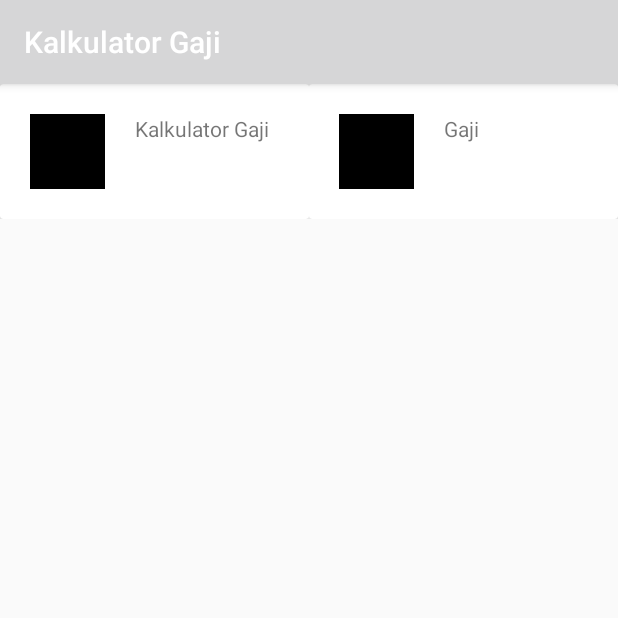
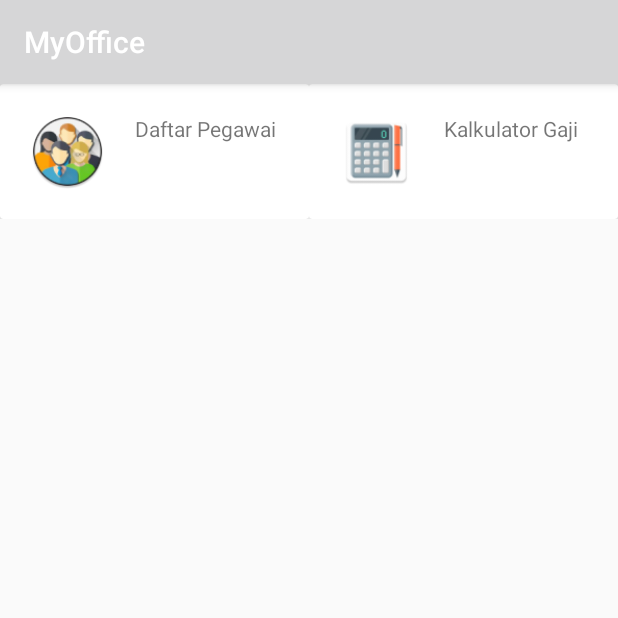
Before and after one commit to aldyarief/MyAlea, an Android app: the Main3Activity screen opened directly, with no data from a screen before it, on a phone screen of 412 x 824 dp, the top half of it. Run offline under Robolectric (Android 15) with nearby library versions, the phone set to English and light mode, and no system bars.

Commit message:
dashboard2

```diff
--- a/app/src/main/AndroidManifest.xml
+++ b/app/src/main/AndroidManifest.xml
@@ -5,7 +5,7 @@
     <application
         android:allowBackup="true"
         android:icon="@mipmap/protaxad"
-        android:label="@string/app_name"
+        android:label="MyOffice"
         android:roundIcon="@mipmap/protaxad"
         android:supportsRtl="true"
         android:theme="@style/AppTheme">
--- a/app/src/main/res/layout/activity_main3.xml
+++ b/app/src/main/res/layout/activity_main3.xml
@@ -22,18 +22,18 @@
                     android:layout_width="match_parent"
                     android:layout_height="wrap_content">
                     <ImageView
-                        android:id="@+id/image1"
+                        android:id="@+id/image2"
                         android:layout_width="50dp"
                         android:layout_height="50dp"
-                        android:background="#000"
+                        android:background="@mipmap/ic_pegawai"
                         android:layout_marginRight="20dp"/>
 
                     <TextView
-                        android:id="@+id/txKalkulator"
-                        android:layout_toRightOf="@+id/image1"
+                        android:id="@+id/txCoba"
+                        android:layout_toRightOf="@+id/image2"
                         android:layout_width="wrap_content"
                         android:layout_height="wrap_content"
-                        android:text="Kalkulator Gaji" />
+                        android:text="Daftar Pegawai" />
                 </RelativeLayout>
             </androidx.cardview.widget.CardView>
         </LinearLayout>
@@ -49,18 +49,18 @@
                     android:layout_width="match_parent"
                     android:layout_height="wrap_content">
                     <ImageView
-                        android:id="@+id/image2"
+                        android:id="@+id/image1"
                         android:layout_width="50dp"
                         android:layout_height="50dp"
-                        android:background="#000"
+                        android:background="@mipmap/ic_kalkulator"
                         android:layout_marginRight="20dp"/>
 
                     <TextView
-                        android:id="@+id/txCoba"
-                        android:layout_toRightOf="@+id/image2"
+                        android:id="@+id/txKalkulator"
+                        android:layout_toRightOf="@+id/image1"
                         android:layout_width="wrap_content"
                         android:layout_height="wrap_content"
-                        android:text="Gaji" />
+                        android:text="Kalkulator Gaji" />
                 </RelativeLayout>
             </androidx.cardview.widget.CardView>
         </LinearLayout>
```
Also changed, not shown: app/src/main/java/com/example/myalea/MainActivity.kt (+7 -1 lines), app/src/main/ic_kalkulator-web.png (added), app/src/main/ic_pegawai-web.png (added), app/src/main/res/mipmap-hdpi/ic_kalkulator.png (added), app/src/main/res/mipmap-hdpi/ic_pegawai.png (added), app/src/main/res/mipmap-mdpi/ic_kalkulator.png (added), app/src/main/res/mipmap-mdpi/ic_pegawai.png (added), app/src/main/res/mipmap-xhdpi/ic_kalkulator.png (added), app/src/main/res/mipmap-xhdpi/ic_pegawai.png (added), app/src/main/res/mipmap-xxhdpi/ic_kalkulator.png (added), app/src/main/res/mipmap-xxhdpi/ic_pegawai.png (added), app/src/main/res/mipmap-xxxhdpi/ic_kalkulator.png (added), app/src/main/res/mipmap-xxxhdpi/ic_pegawai.png (added).
